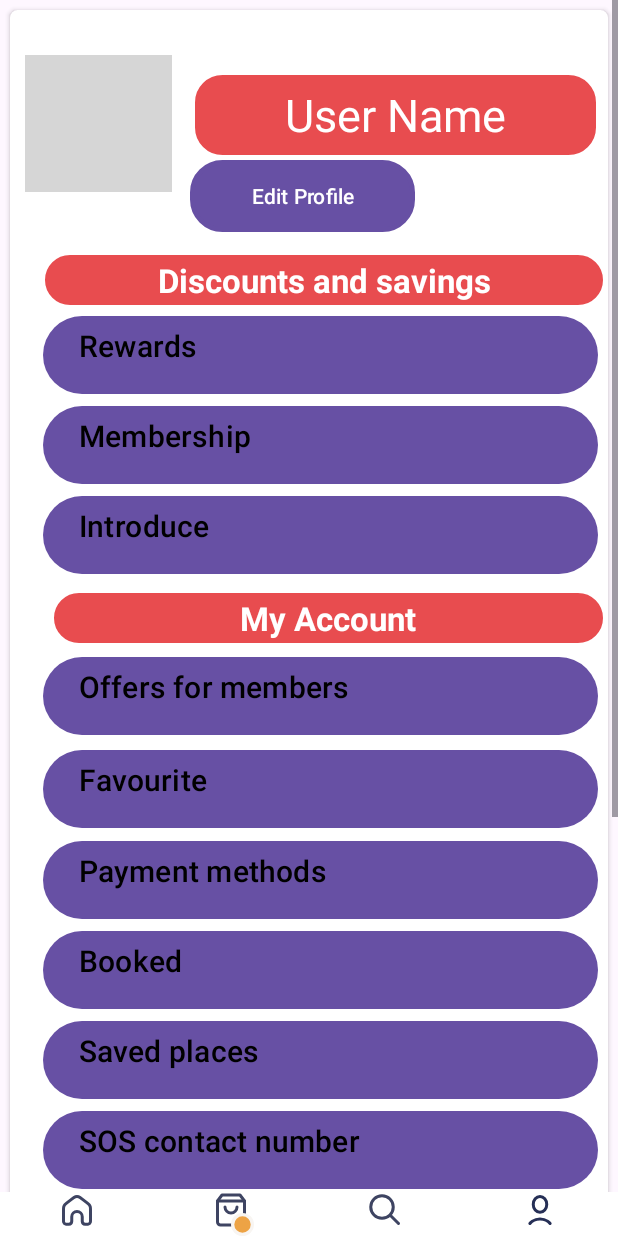
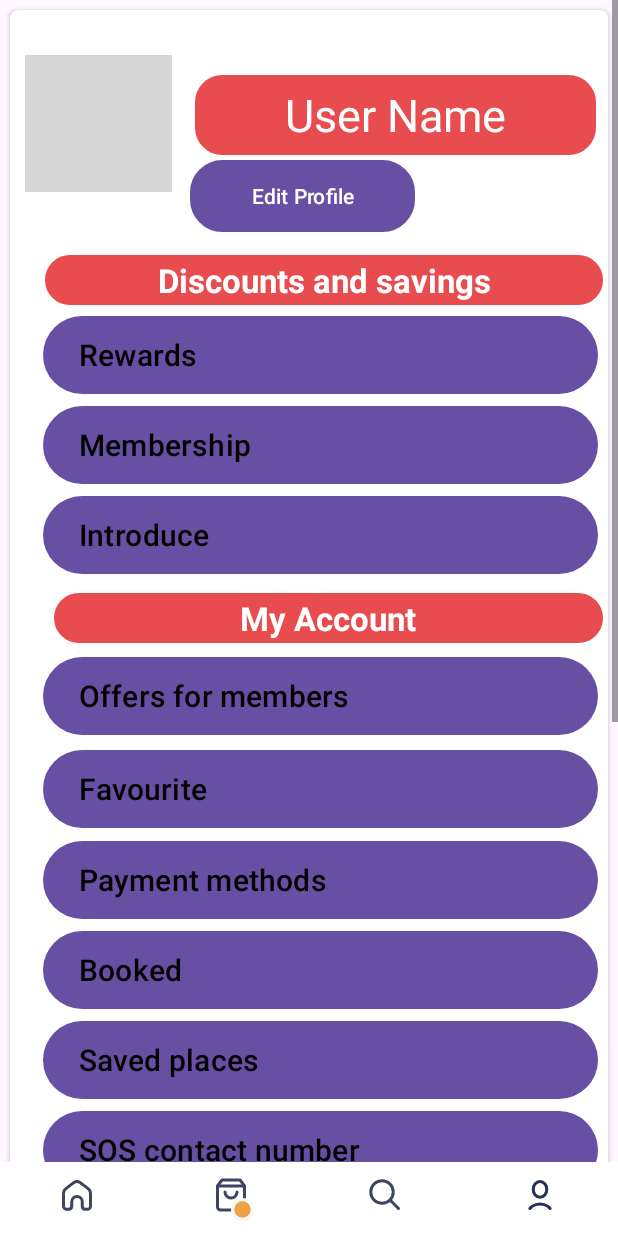
Before and after one commit to trinhduy444/Wisdome_UI, an Android app: the HomeActivity screen opened directly, with no data from a screen before it, after a tap on an icon or button, on a phone screen of 412 x 824 dp. Run offline under Robolectric (Android 15) with nearby library versions, the phone set to English and light mode, and no system bars; our stand-ins replace Volley; network calls fail; grey boxes are pictures that could not be loaded.

Commit message:
fix home and user

```diff
--- a/app/src/main/java/com/example/myapplication/HomeActivity.java
+++ b/app/src/main/java/com/example/myapplication/HomeActivity.java
@@ -104,6 +104,7 @@ public class HomeActivity extends AppCompatActivity {
 
         queue.add(jsonObjectRequest);
         queue.getCache().clear();
+
         // Direct to Setting layout
         showUserSettingButton = findViewById(R.id.showUserSetting);
         showUserSettingButton.setOnClickListener(new View.OnClickListener() {
--- a/app/src/main/java/com/example/myapplication/LoginActivity.java
+++ b/app/src/main/java/com/example/myapplication/LoginActivity.java
@@ -61,14 +61,12 @@ public class LoginActivity extends AppCompatActivity {
                             public void onResponse(JSONObject response) {
                                 try {
                                     if(response.get("statusCode").equals(200)){
-
                                         Log.d("response","Login Page: Loging Success");
 //                                        Log.d("response","Login Page: Loging Success"+response.toString());
                                         Intent intent = new Intent(LoginActivity.this, HomeActivity.class);
                                         intent.putExtra("data", response.toString());
                                         Log.d("data","data in Login" + response.toString());
                                         startActivity(intent);
-
                                     }
                                     else{
                                         Log.d("response",response.get("message").toString());
--- a/app/src/main/java/com/example/myapplication/adapter/FoodAdapter_Column.java
+++ b/app/src/main/java/com/example/myapplication/adapter/FoodAdapter_Column.java
@@ -20,7 +20,6 @@ public class FoodAdapter_Column extends RecyclerView.Adapter<FoodAdapter_Column.
 
     Context context;
     List<Food> foodList;
-
 
     public FoodAdapter_Column(Context context, List<Food> foodList) {
         this.context = context;
--- a/app/src/main/java/com/example/myapplication/model/ENV.java
+++ b/app/src/main/java/com/example/myapplication/model/ENV.java
@@ -1,5 +1,7 @@
 package com.example.myapplication.model;
 
 public class ENV {
-    public static final String URL_BASE= "http://192.168.2.6:5000/api/v1/";
+    //10.0.231.183
+    //192.168.2.6
+    public static final String URL_BASE= "http://10.0.232.23:5000/api/v1/";
 }
--- a/app/src/main/res/layout/activity_user_setting_.xml
+++ b/app/src/main/res/layout/activity_user_setting_.xml
@@ -1,5 +1,6 @@
 <?xml version="1.0" encoding="utf-8"?>
-<androidx.constraintlayout.widget.ConstraintLayout xmlns:android="http://schemas.android.com/apk/res/android"
+<LinearLayout
+    xmlns:android="http://schemas.android.com/apk/res/android"
     xmlns:app="http://schemas.android.com/apk/res-auto"
     xmlns:tools="http://schemas.android.com/tools"
     android:layout_width="match_parent"
@@ -10,7 +11,8 @@
     <ScrollView
         android:id="@+id/scrollView2"
         android:layout_width="match_parent"
-        android:layout_height="match_parent"
+        android:layout_height="0dp"
+        android:layout_weight="1"
         android:overScrollMode="never"
         android:scrollbars="vertical"
         tools:ignore="ScrollViewCount"
@@ -21,7 +23,6 @@
             android:layout_width="match_parent"
             android:layout_height="wrap_content"
             android:layout_margin="1dp">
-
 
             <androidx.cardview.widget.CardView
                 android:layout_width="match_parent"
@@ -86,7 +87,7 @@
                     android:layout_height="60dp"
                     android:layout_marginStart="22dp"
                     android:layout_marginTop="200dp"
-                    android:gravity="left"
+                    android:gravity="center_vertical"
                     android:text="@string/rewards"
                     android:textAllCaps="false"
                     android:textColor="@color/black"
@@ -100,7 +101,7 @@
                     android:layout_height="60dp"
                     android:layout_marginStart="22dp"
                     android:layout_marginTop="260dp"
-                    android:gravity="left"
+                    android:gravity="center_vertical"
                     android:text="@string/membership"
                     android:textAllCaps="false"
                     android:textColor="@color/black"
@@ -114,7 +115,7 @@
                     android:layout_height="60dp"
                     android:layout_marginStart="22dp"
                     android:layout_marginTop="320dp"
-                    android:gravity="left"
+                    android:gravity="center_vertical"
                     android:text="@string/introduce"
                     android:textAllCaps="false"
                     android:textColor="@color/black"
@@ -145,7 +146,7 @@
                     android:layout_below="@+id/view2"
                     android:layout_marginStart="22dp"
                     android:layout_marginTop="427dp"
-                    android:gravity="left"
+                    android:gravity="center_vertical"
                     android:text="@string/offers_for_members"
                     android:textAllCaps="false"
                     android:textColor="@color/black"
@@ -160,7 +161,7 @@
                     android:layout_below="@+id/button4"
                     android:layout_marginStart="22dp"
                     android:layout_marginTop="489dp"
-                    android:gravity="left"
+                    android:gravity="center_vertical"
                     android:text="@string/favourite"
                     android:textAllCaps="false"
                     android:textColor="@color/black"
@@ -175,7 +176,7 @@
                     android:layout_below="@+id/button5"
                     android:layout_marginStart="22dp"
                     android:layout_marginTop="550dp"
-                    android:gravity="left"
+                    android:gravity="center_vertical"
                     android:text="@string/payment_methods"
                     android:textAllCaps="false"
                     android:textColor="@color/black"
@@ -190,7 +191,7 @@
                     android:layout_below="@+id/view2"
                     android:layout_marginStart="22dp"
                     android:layout_marginTop="610dp"
-                    android:gravity="left"
+                    android:gravity="center_vertical"
                     android:text="@string/booked"
                     android:textAllCaps="false"
                     android:textColor="@color/black"
@@ -205,7 +206,7 @@
                     android:layout_below="@+id/button4"
                     android:layout_marginStart="22dp"
                     android:layout_marginTop="670dp"
-                    android:gravity="left"
+                    android:gravity="center_vertical"
                     android:text="@string/saved_places"
                     android:textAllCaps="false"
                     android:textColor="@color/black"
@@ -220,7 +221,7 @@
                     android:layout_below="@+id/button5"
                     android:layout_marginStart="22dp"
                     android:layout_marginTop="730dp"
-                    android:gravity="left"
+                    android:gravity="center_vertical"
                     android:text="@string/sos_contact_number"
                     android:textAllCaps="false"
                     android:textColor="@color/black"
@@ -250,7 +251,7 @@
                     android:layout_below="@+id/view2"
                     android:layout_marginStart="22dp"
                     android:layout_marginTop="835dp"
-                    android:gravity="left"
+                    android:gravity="center_vertical"
                     android:text="@string/support_center"
                     android:textAllCaps="false"
                     android:textColor="@color/black"
@@ -265,7 +266,7 @@
                     android:layout_below="@+id/button4"
                     android:layout_marginStart="22dp"
                     android:layout_marginTop="895dp"
-                    android:gravity="left"
+                    android:gravity="center_vertical"
                     android:text="@string/setting"
                     android:textAllCaps="false"
                     android:textColor="@color/black"
@@ -280,7 +281,7 @@
                     android:layout_below="@+id/button5"
                     android:layout_marginStart="22dp"
                     android:layout_marginTop="955dp"
-                    android:gravity="left"
+                    android:gravity="center_vertical"
                     android:text="@string/share_feedback"
                     android:textAllCaps="false"
                     android:textColor="@color/black"
@@ -310,7 +311,7 @@
                     android:layout_below="@+id/button4"
                     android:layout_marginStart="22dp"
                     android:layout_marginTop="1060dp"
-                    android:gravity="left"
+                    android:gravity="center_vertical"
                     android:text="@string/happy_hands"
                     android:textAllCaps="false"
                     android:textColor="@color/black"
@@ -325,7 +326,7 @@
                     android:layout_below="@+id/button5"
                     android:layout_marginStart="22dp"
                     android:layout_marginTop="1120dp"
-                    android:gravity="left"
+                    android:gravity="center_vertical"
                     android:text="@string/drive_with_us"
                     android:textAllCaps="false"
                     android:textColor="@color/black"
@@ -338,8 +339,13 @@
                     android:layout_width="370dp"
                     android:layout_height="60dp"
                     android:layout_marginStart="22dp"
+                    android:textColor="@color/black"
+                    android:gravity="center_vertical"
                     android:layout_marginTop="1175dp"
-                    tools:ignore="VisualLintButtonSize" />
+                    android:textSize="20sp"
+                    android:textStyle="normal"
+                    tools:ignore="VisualLintButtonSize"
+                    android:text="some thing"/>
             </androidx.cardview.widget.CardView>
         </LinearLayout>
     </ScrollView>
@@ -357,7 +363,6 @@
     <include
         layout="@layout/toolbar_bottom"
         android:layout_width="match_parent"
-        android:layout_height="wrap_content"
-        app:layout_constraintBottom_toBottomOf="parent" />
+        android:layout_height="wrap_content"/>
 
-</androidx.constraintlayout.widget.ConstraintLayout>
+</LinearLayout>
--- a/app/src/main/res/layout/toolbar_bottom.xml
+++ b/app/src/main/res/layout/toolbar_bottom.xml
@@ -22,6 +22,7 @@
             android:id="@+id/showHome"
             android:layout_width="wrap_content"
             android:layout_height="wrap_content"
+            android:padding="10dp"
             android:layout_weight="1">
 
             <ImageView
@@ -44,6 +45,7 @@
 
 
         <RelativeLayout
+            android:padding="10dp"
             android:layout_width="wrap_content"
             android:layout_height="wrap_content"
             android:layout_weight="1">
@@ -69,6 +71,7 @@
 
 
         <RelativeLayout
+            android:padding="10dp"
             android:layout_width="wrap_content"
             android:layout_height="wrap_content"
             android:layout_weight="1">
@@ -92,6 +95,7 @@
         </RelativeLayout>
 
         <RelativeLayout
+            android:padding="10dp"
             android:id="@+id/showUserSetting"
             android:layout_width="wrap_content"
             android:layout_height="wrap_content"
--- a/build.gradle
+++ b/build.gradle
@@ -1,7 +1,7 @@
 // Top-level build file where you can add configuration options common to all sub-projects/modules.
 plugins {
-    id 'com.android.application' version '8.0.2' apply false
-    id 'com.android.library' version '8.0.2' apply false
+    id 'com.android.application' version '7.4.1' apply false
+    id 'com.android.library' version '7.4.1' apply false
 
 
     // v8.0.2
```
Also changed, not shown: app/src/main/java/com/example/myapplication/PromoActivity.java (+68 -3 lines), app/src/main/res/layout/activity_home.xml (+12 -8 lines), app/src/main/res/layout/food_row_item.xml (+17 -12 lines), gradle/wrapper/gradle-wrapper.properties.
